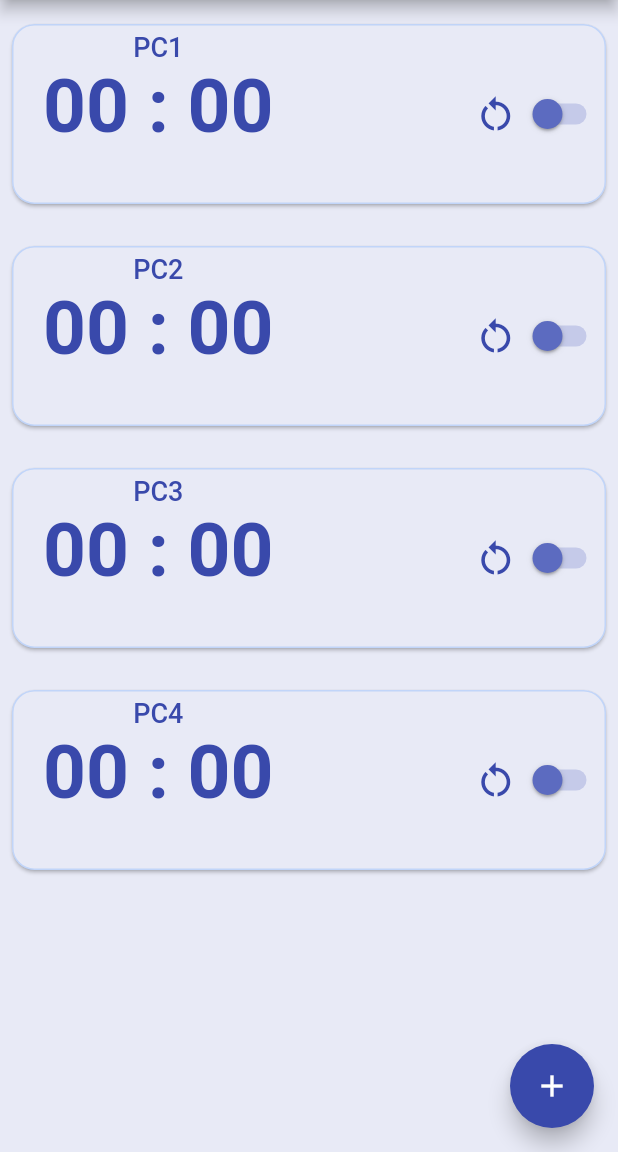
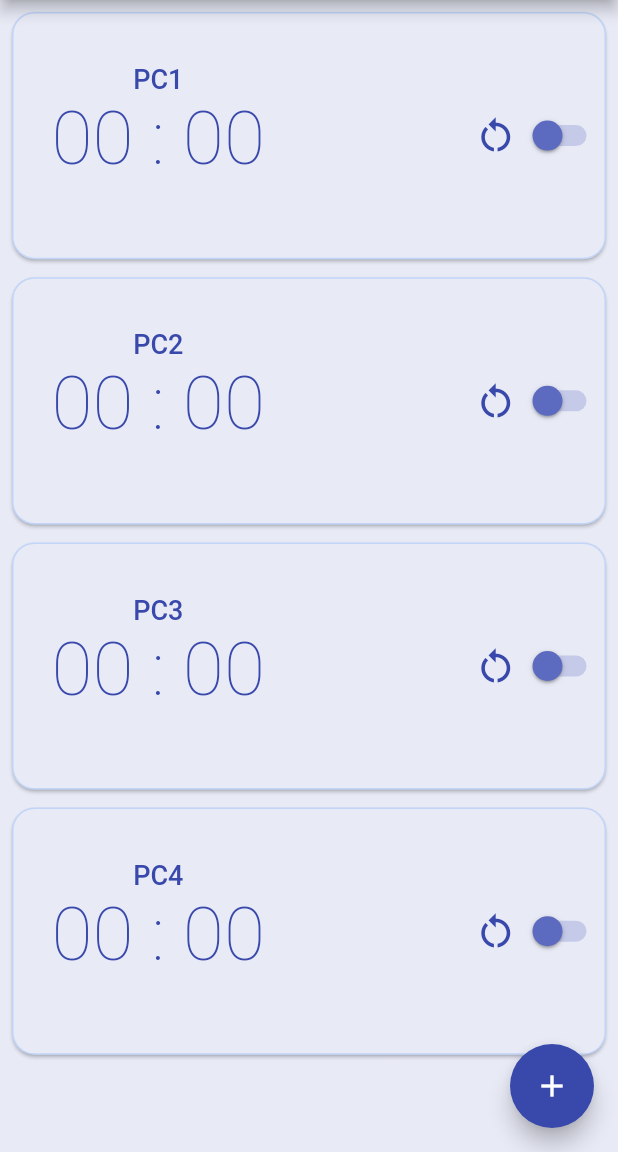
Before and after one commit to pife00/timeless_app, a Flutter app: the screen it shows after launch, on a phone screen of 412 x 824 dp, the part 84-1236 px from its top. Run offline on Flutter 3.47's test engine with Material 2 defaults, Android fonts, the phone set to English and light mode, and no system bars; our stand-ins replace assets_audio_player, flutter_riverpod, hexcolor, numberpicker; missing offline and left inert: cron.

Commit message:
visual better

```diff
--- a/lib/screens/widget_local/timer.dart
+++ b/lib/screens/widget_local/timer.dart
@@ -1,9 +1,8 @@
 import 'package:background/models/audio_assets.dart';
-import 'package:background/utils/colors.dart';
-
 import '../timer_config_screen.dart';
 import 'package:flutter/material.dart';
 import 'dart:async';
+import 'package:cron/cron.dart';
 
 class TimerW extends StatefulWidget {
   final String name;
@@ -29,7 +28,7 @@ class _TimerWState extends State<TimerW> {
   bool isActive = false;
 
   void start() {
-    if (session == false) {
+    /*if (session == false) {
       secondsTotal = minutes * 60;
     }
 
@@ -51,7 +50,8 @@ class _TimerWState extends State<TimerW> {
           audio.play();
         }
       });
-    }
+    }*/
+
   }
 
   String prettyShowTimer(int numb) {
@@ -123,12 +123,12 @@ class _TimerWState extends State<TimerW> {
   @override
   Widget build(BuildContext context) {
     return Container(
-      padding: EdgeInsets.only(left: 2, right: 2, top: 10, bottom: 10),
+      padding: EdgeInsets.all(2),
       child: Card(
         color: isActive ? Colors.white : null,
         shape: RoundedRectangleBorder(
             borderRadius: BorderRadius.circular(15),
-            side: BorderSide(color: Color.fromRGBO(102, 163, 255,0.30))),
+            side: BorderSide(color: Color.fromRGBO(102, 163, 255, 0.30))),
         child: Row(
           children: <Widget>[
             InkWell(
@@ -138,11 +138,15 @@ class _TimerWState extends State<TimerW> {
                 child: Container(
                     alignment: Alignment.center,
                     margin: EdgeInsets.symmetric(horizontal: 10),
-                    height: 120,
+                    height: MediaQuery.of(context).size.height / 5,
                     width: 175,
                     child: Column(
+                      crossAxisAlignment: CrossAxisAlignment.center,
+                      mainAxisAlignment: MainAxisAlignment.center,
                       children: <Widget>[
-                        SizedBox(height: 5,),
+                        SizedBox(
+                          height: 5,
+                        ),
                         Text(widget.name,
                             style: Theme.of(context).textTheme.headline6),
                         FittedBox(
@@ -152,7 +156,7 @@ class _TimerWState extends State<TimerW> {
                             style: TextStyle(
                                 fontSize: 50,
                                 color: Theme.of(context).primaryColor,
-                                fontWeight: FontWeight.bold),
+                                fontWeight: FontWeight.w200),
                           ),
                         ),
                         Container(
--- a/pubspec.yaml
+++ b/pubspec.yaml
@@ -27,8 +27,7 @@ dependencies:
   numberpicker: ^2.1.1
   assets_audio_player: ^3.0.3+6
   flutter_riverpod: ^0.14.0+3
-
-
+  cron: ^0.3.2
 
   # The following adds the Cupertino Icons font to your application.
   # Use with the CupertinoIcons class for iOS style icons.
```
Also changed, not shown: lib/screens/widget_local/toast.dart (deleted), pubspec.lock.
